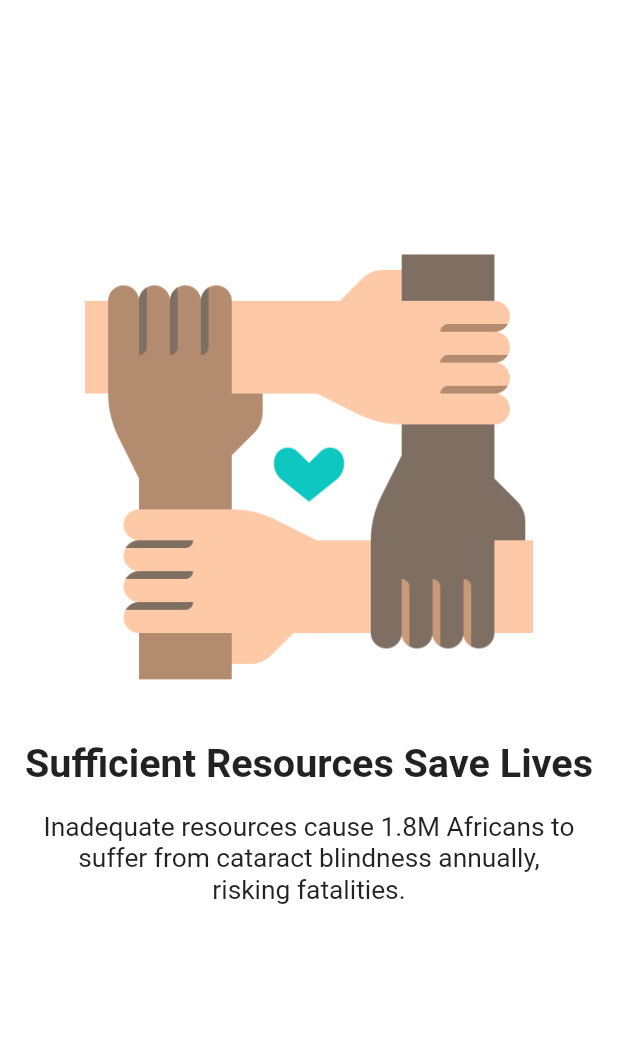
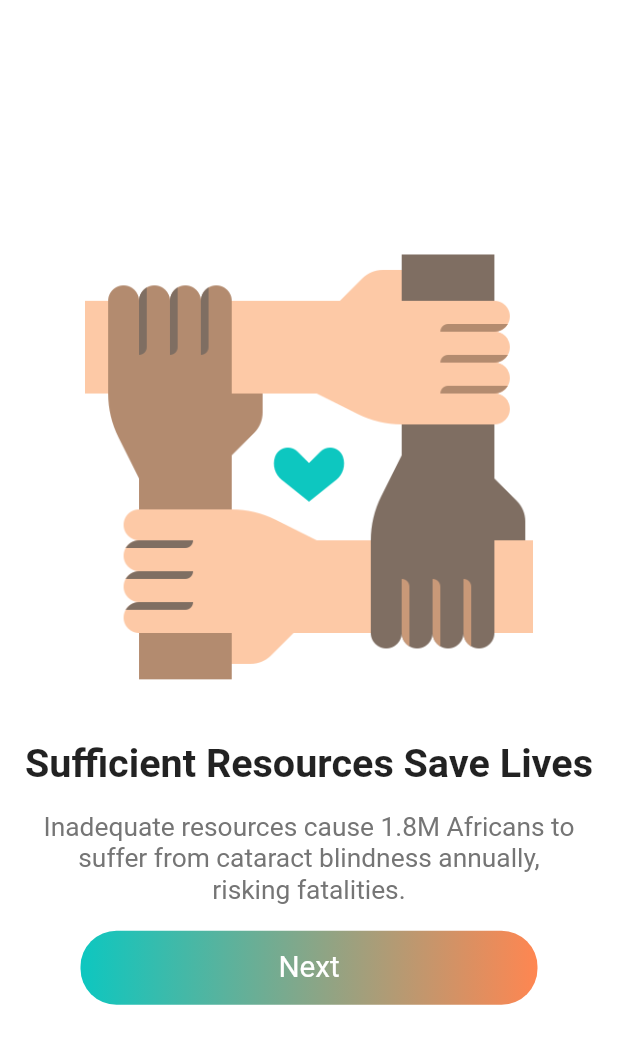
Before and after one commit to DargaHasanBasri/solution_challenge_project, a Flutter app: the screen it shows after launch, on a phone screen of 412 x 824 dp. Shown: the top 1044 px of the screen. Run offline on Flutter 3.47's test engine with Material 2 defaults, Android fonts, the phone set to English and light mode, and no system bars; our stand-ins replace flutter_screenutil, flutter_svg, get.

Commit message:
some bugs fixed

```diff
--- a/lib/views/inform_page/inform_page.dart
+++ b/lib/views/inform_page/inform_page.dart
@@ -1,5 +1,4 @@
 import 'package:solution_challenge_project/export.dart';
-import 'package:solution_challenge_project/views/inform_page/inform_page_second.dart';
 
 class InformPage extends StatelessWidget {
   const InformPage({super.key});
@@ -26,13 +25,13 @@ class InformPage extends StatelessWidget {
               ),
               SizedBox(height: 16.h),
               Padding(
-            padding:  EdgeInsets.only(left: 25.w, right: 25.w),
+                padding: EdgeInsets.only(left: 25.w, right: 25.w),
                 child: Text(
                   'Inadequate resources cause 1.8M Africans to suffer from cataract blindness annually, risking fatalities.',
                   textAlign: TextAlign.center,
                   style: TextStyle(
                     fontSize: 16.sp,
-                //color: Colors.grey[600],
+                    color: Colors.grey[600],
                   ),
                 ),
               ),
@@ -47,7 +46,9 @@ class InformPage extends StatelessWidget {
                     vertical: 12.w,
                   ),
                   decoration: BoxDecoration(
-                //gradient: LinearGradient(AppConstants.buttonColor),
+                    gradient: const LinearGradient(
+                      colors: AppConstants.buttonColor,
+                    ),
                     borderRadius: BorderRadius.circular(24.0),
                   ),
                   child: Text(
@@ -63,4 +64,6 @@ class InformPage extends StatelessWidget {
           ),
         ),
       ),
-);}}
+    );
+  }
+}
```
Also changed, not shown: lib/views/inform_page/inform_page_second.dart (+6 -8 lines), lib/views/inform_page/inform_page_third.dart (+10 -15 lines). Lines whose indentation alone changed are shown as unchanged.
